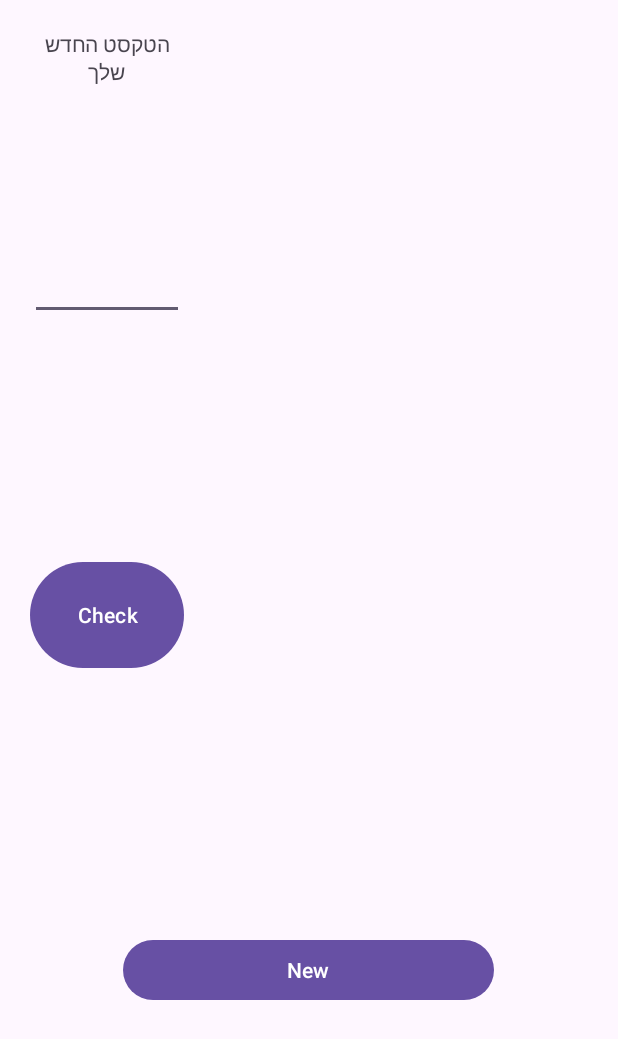
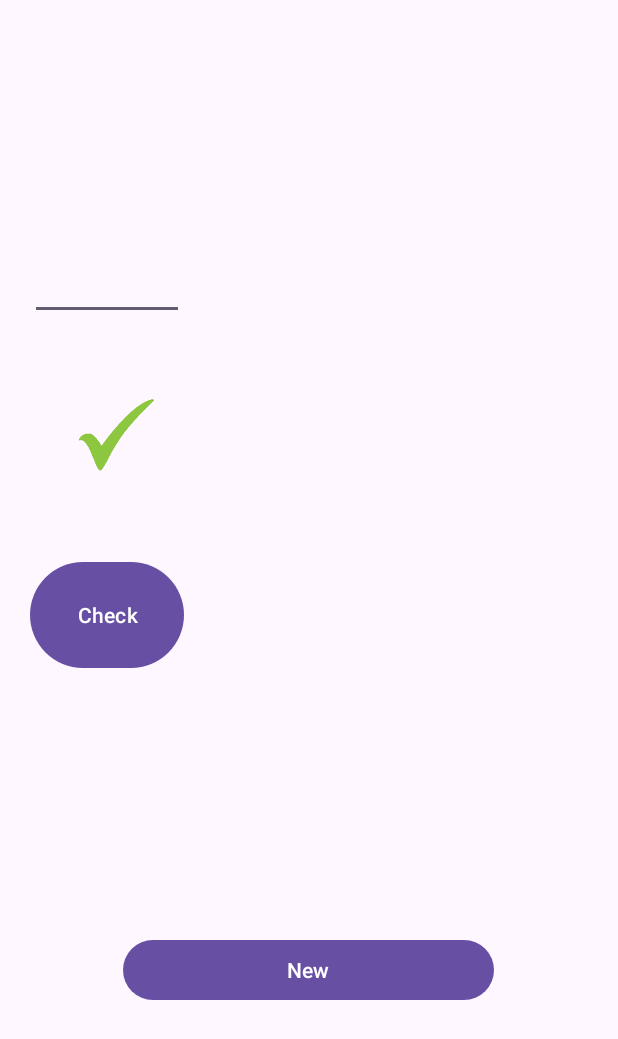
Before and after one commit to av4195/HOMEWORK8, an Android app: the screen it shows after launch (MainActivity), after a tap on "New", on a phone screen of 412 x 824 dp. Shown: the top 1039 px of the screen. Run offline under Robolectric (Android 15) with nearby library versions, the phone set to English and light mode, and no system bars; 2 statements that could not run were skipped; 1 other tap on this screen came first.

Commit message:
סיום שורה 1

```diff
--- a/app/src/main/java/com/example/homework8/MainActivity.java
+++ b/app/src/main/java/com/example/homework8/MainActivity.java
@@ -3,6 +3,8 @@ package com.example.homework8;
 import android.os.Bundle;
 import android.view.View;
 import android.widget.Button;
+import android.widget.EditText;
+import android.widget.ImageView;
 import android.widget.TextView;
 
 import androidx.activity.EdgeToEdge;
@@ -11,11 +13,35 @@ import androidx.core.graphics.Insets;
 import androidx.core.view.ViewCompat;
 import androidx.core.view.WindowInsetsCompat;
 
+import java.util.Random;
+
 public class MainActivity extends AppCompatActivity {
 
+    TextView tV1up;
+    TextView tV1down;
+    EditText eT1;
+    ImageView iV1;
     Button btn1;
-    TextView tV1up;
+
+    TextView tV2up;
+    ImageView iV2;
+    TextView tV2down;
+    EditText eT2;
+    Button btn2;
+
+    TextView tV3up;
+    TextView tV3down;
+    EditText eT3;
+    ImageView iV3;
+    Button btn3;
+
     int num;
+    int num1;
+    int NUM;
+    int num02;
+    int answer;
+    int answer2;
+
 
 
     @Override
@@ -23,12 +49,74 @@ public class MainActivity extends AppCompatActivity {
         super.onCreate(savedInstanceState);
         setContentView(R.layout.activity_main);
 
+        iV1 = findViewById(R.id.iV1);
+        iV2 = findViewById(R.id.iV2);
+        iV3 = findViewById(R.id.iV3);
+
         btn1 = findViewById(R.id.btn1);
+        btn2 = findViewById(R.id.btn2);
+        btn3 = findViewById(R.id.btn3);
+
         tV1up = findViewById(R.id.tV1up);
+        tV1down = findViewById(R.id.tV1down);
+        tV2up = findViewById(R.id.tV2up);
+        tV2down = findViewById(R.id.tV2down);
+        tV3up = findViewById(R.id.tV3up);
+        tV3down = findViewById(R.id.tV3down);
+
+        eT2 = findViewById(R.id.eT2);
+        eT1 = findViewById(R.id.eT1);
+        eT3= findViewById(R.id.eT3);
+
+
+
+    }
+    public void newGame(View view) {
+        Random random = new Random();
+        num = random.nextInt(90) + 10;
+        tV1up.setText(num);
+        num1 = random.nextInt(90) + 10;
+        tV1down.setText(num1);
+
+        tV2up.setVisibility(View.INVISIBLE);
+        tV2down.setVisibility(View.INVISIBLE);
+        iV2.setVisibility(View.INVISIBLE);
+        eT2.setVisibility(View.INVISIBLE);
+        btn2.setVisibility(View.INVISIBLE);
+
+        tV3up.setVisibility(View.INVISIBLE);
+        tV3down.setVisibility(View.INVISIBLE);
+        iV3.setVisibility(View.INVISIBLE);
+        eT3.setVisibility(View.INVISIBLE);
+        btn3.setVisibility(View.INVISIBLE);
+
+    }
+    public void stage01(View view) {
+        String st = eT1.getText().toString();
+        answer = Integer.parseInt(st);
+        if (answer == (num + num1)) {
+            iV1.setImageResource(R.drawable.img);
+        } else {
+            iV1.setImageResource(R.drawable.img_1);
+        }
+
+        Random random = new Random();
+        NUM = random.nextInt(90) + 10;
+        tV2up.setText(NUM);
+        num02 = random.nextInt(90) + 10;
+        tV2down.setText(num02);
+
+        tV2up.setVisibility(View.VISIBLE);
+        tV2down.setVisibility(View.VISIBLE);
+
+        iV2.setVisibility(View.VISIBLE);
+        eT2.setVisibility(View.VISIBLE);
+        btn2.setVisibility(View.VISIBLE);
+
+
 
     }
 
-    public void stage01(View view) {
-        tV1up.setText("הטקסט החדש שלך");
-    }
+
+
 }
```
Also changed, not shown: app/src/main/res/drawable/img.png (added), app/src/main/res/drawable/img_1.png (added).
